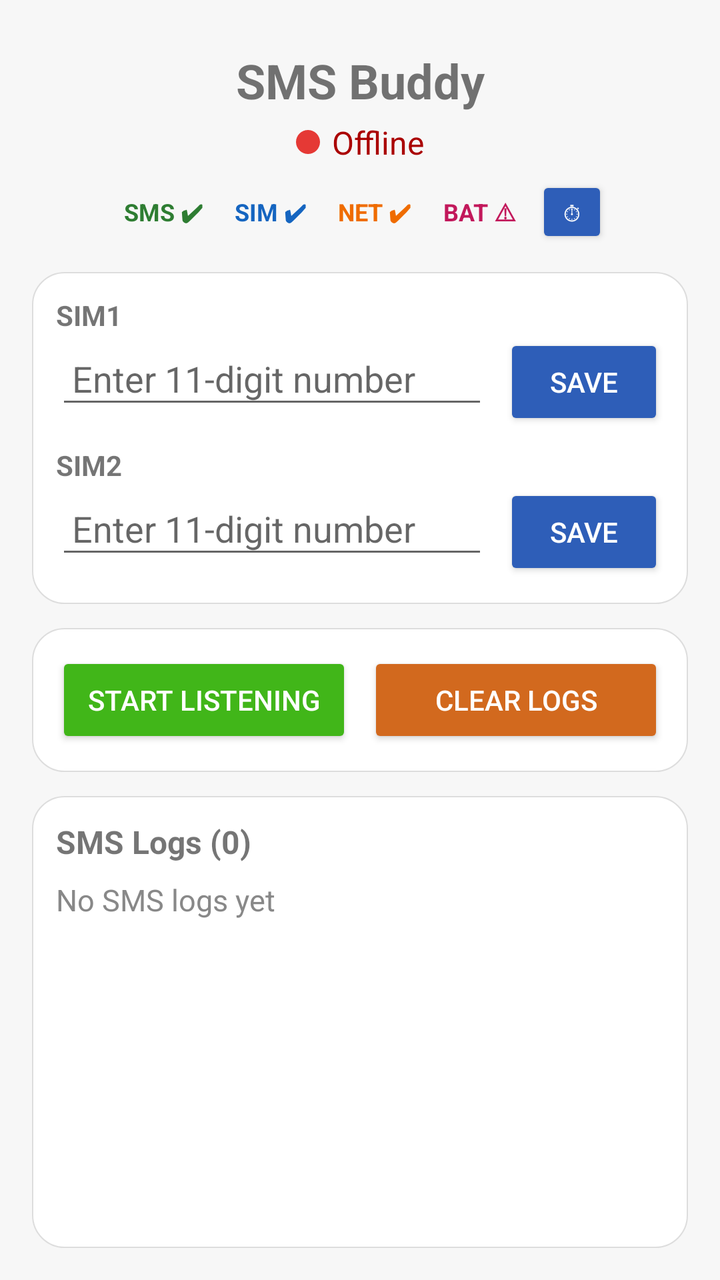
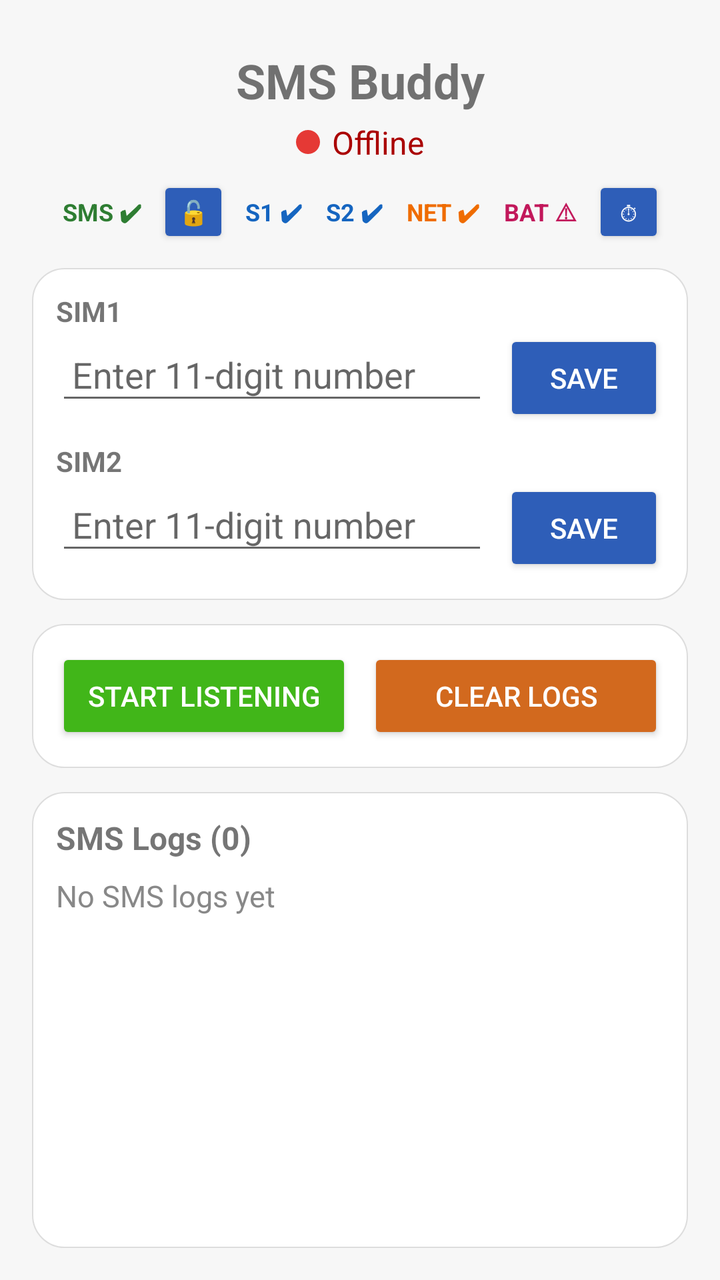

Screens rendered from an Android XML layout before and after an edit, with the pre-edit source and the edit as a unified diff.
<!-- AndroidManifest.xml: activity theme Theme.SMSViewer -->
<!-- res/layout/activity_main.xml -->
<?xml version="1.0" encoding="utf-8"?>
<LinearLayout xmlns:android="http://schemas.android.com/apk/res/android"
    android:layout_width="match_parent"
    android:layout_height="match_parent"
    android:background="#F7F7F7"
    android:orientation="vertical"
    android:padding="16dp">

    <TextView
        android:id="@+id/title"
        android:layout_width="match_parent"
        android:layout_height="wrap_content"
        android:layout_marginTop="8dp"
        android:gravity="center"
        android:text="SMS Buddy"
        android:textSize="24sp"
        android:textStyle="bold" />

    <LinearLayout
        android:id="@+id/statusLayout"
        android:layout_width="wrap_content"
        android:layout_height="wrap_content"
        android:layout_gravity="center"
        android:layout_marginTop="4dp"
        android:layout_marginBottom="6dp"
        android:gravity="center_vertical"
        android:orientation="horizontal">

        <View
            android:id="@+id/statusDot"
            android:layout_width="12dp"
            android:layout_height="12dp"
            android:layout_marginEnd="6dp"
            android:background="@drawable/dot_red" />

        <TextView
            android:id="@+id/statusText"
            android:layout_width="wrap_content"
            android:layout_height="wrap_content"
            android:text="Offline"
            android:textColor="#AA0000"
            android:textSize="16sp" />
    </LinearLayout>

    <LinearLayout
        android:id="@+id/permissionIndicators"
        android:layout_width="wrap_content"
        android:layout_height="wrap_content"
        android:layout_gravity="center"
        android:layout_marginBottom="12dp"
        android:gravity="center_vertical"
        android:orientation="horizontal">

        <TextView
            android:id="@+id/permSms"
            android:layout_width="wrap_content"
            android:layout_height="wrap_content"
            android:layout_marginEnd="4dp"
            android:backgroundTint="#E8F5E9"
            android:padding="6dp"
            android:text="SMS ✔"
            android:textColor="#2E7D32"
            android:textSize="12sp"
            android:textStyle="bold" />

        <TextView
            android:id="@+id/permSim"
            android:layout_width="wrap_content"
            android:layout_height="wrap_content"
            android:layout_marginEnd="4dp"
            android:backgroundTint="#E3F2FD"
            android:padding="6dp"
            android:text="SIM ✔"
            android:textColor="#1565C0"
            android:textSize="12sp"
            android:textStyle="bold" />

        <TextView
            android:id="@+id/permNet"
            android:layout_width="wrap_content"
            android:layout_height="wrap_content"
            android:layout_marginEnd="4dp"
            android:backgroundTint="#FFF3E0"
            android:padding="6dp"
            android:text="NET ✔"
            android:textColor="#EF6C00"
            android:textSize="12sp"
            android:textStyle="bold" />

        <TextView
            android:id="@+id/permBattery"
            android:layout_width="wrap_content"
            android:layout_height="wrap_content"
            android:layout_marginEnd="4dp"
            android:clickable="true"
            android:focusable="true"
            android:backgroundTint="#FCE4EC"
            android:padding="6dp"
            android:text="BAT ⚠"
            android:textColor="#C2185B"
            android:textSize="12sp"
            android:textStyle="bold" />

        <Button
            android:id="@+id/screenBtn"
            android:layout_width="36dp"
            android:layout_height="36dp"
            android:minWidth="0dp"
            android:minHeight="0dp"
            android:backgroundTint="#2E5EB8"
            android:padding="0dp"
            android:text="⏱"
            android:textColor="@android:color/white"
            android:textSize="12sp" />
    </LinearLayout>

    <LinearLayout
        android:layout_width="match_parent"
        android:layout_height="wrap_content"
        android:layout_marginBottom="12dp"
        android:background="@drawable/card_bg"
        android:orientation="vertical"
        android:padding="12dp">

        <TextView
            android:layout_width="wrap_content"
            android:layout_height="wrap_content"
            android:text="SIM1"
            android:textStyle="bold" />

        <LinearLayout
            android:layout_width="match_parent"
            android:layout_height="wrap_content"
            android:layout_marginBottom="8dp"
            android:orientation="horizontal">

            <EditText
                android:id="@+id/sim1Number"
                android:layout_width="0dp"
                android:layout_height="wrap_content"
                android:layout_weight="1"
                android:hint="Enter 11-digit number"
                android:inputType="phone"
                android:maxLength="11"
                android:padding="8dp" />

            <Button
                android:id="@+id/sim1SaveBtn"
                android:layout_width="80dp"
                android:layout_height="wrap_content"
                android:layout_marginStart="8dp"
                android:backgroundTint="#2E5EB8"
                android:text="Save"
                android:textColor="@android:color/white" />
        </LinearLayout>

        <TextView
            android:layout_width="wrap_content"
            android:layout_height="wrap_content"
            android:text="SIM2"
            android:textStyle="bold" />

        <LinearLayout
            android:layout_width="match_parent"
            android:layout_height="wrap_content"
            android:orientation="horizontal">

            <EditText
                android:id="@+id/sim2Number"
                android:layout_width="0dp"
                android:layout_height="wrap_content"
                android:layout_weight="1"
                android:hint="Enter 11-digit number"
                android:inputType="phone"
                android:maxLength="11"
                android:padding="8dp" />

            <Button
                android:id="@+id/sim2SaveBtn"
                android:layout_width="80dp"
                android:layout_height="wrap_content"
                android:layout_marginStart="8dp"
                android:backgroundTint="#2E5EB8"
                android:text="Save"
                android:textColor="@android:color/white" />
        </LinearLayout>
    </LinearLayout>

    <LinearLayout
        android:layout_width="match_parent"
        android:layout_height="wrap_content"
        android:layout_marginBottom="12dp"
        android:background="@drawable/card_bg"
        android:orientation="horizontal"
        android:padding="12dp">

        <Button
            android:id="@+id/listenBtn"
            android:layout_width="0dp"
            android:layout_height="wrap_content"
            android:layout_marginEnd="8dp"
            android:layout_weight="1"
            android:backgroundTint="#41B619"
            android:text="Start Listening"
            android:textColor="@android:color/white" />

        <Button
            android:id="@+id/clearLogsBtn"
            android:layout_width="0dp"
            android:layout_height="wrap_content"
            android:layout_weight="1"
            android:backgroundTint="#D2691E"
            android:text="Clear Logs"
            android:textColor="@android:color/white" />
    </LinearLayout>

    <LinearLayout
        android:layout_width="match_parent"
        android:layout_height="0dp"
        android:layout_weight="1"
        android:background="@drawable/card_bg"
        android:orientation="vertical"
        android:padding="12dp">

        <TextView
            android:id="@+id/smsLogTitle"
            android:layout_width="wrap_content"
            android:layout_height="wrap_content"
            android:text="SMS Logs (0)"
            android:textSize="16sp"
            android:textStyle="bold" />

        <ScrollView
            android:layout_width="match_parent"
            android:layout_height="0dp"
            android:layout_weight="1"
            android:paddingTop="8dp">

            <TextView
                android:id="@+id/smsLog"
                android:layout_width="match_parent"
                android:layout_height="wrap_content"
                android:text="No SMS logs yet"
                android:textColor="#888888"
                android:textSize="15sp" />
        </ScrollView>
    </LinearLayout>

</LinearLayout>
<!-- resources referenced by this layout -->
<resources>
  <!-- drawable card_bg (drawable) -->
  <shape xmlns:android="http://schemas.android.com/apk/res/android" android:shape="rectangle">
      <solid android:color="#FFFFFF"/>
      <corners android:radius="16dp"/>
      <stroke android:width="0.5dp" android:color="#DDDDDD"/>
  </shape>
  <!-- drawable dot_red (drawable) -->
  <shape xmlns:android="http://schemas.android.com/apk/res/android" android:shape="oval">
      <solid android:color="#E53935"/>
  </shape>
  <style name="Theme.SMSViewer" parent="Theme.AppCompat.Light.DarkActionBar">
          <item name="colorPrimary">@color/primary</item>
          <item name="colorAccent">@color/secondary</item>
          <item name="android:statusBarColor">@color/primary</item>
      </style>
  <color name="primary">#6200EE</color>
  <color name="secondary">#03DAC5</color>
</resources>

<!-- the commit's change to res/layout/activity_main.xml (unified diff, before → after) -->
@@ -47,7 +47,7 @@
         android:layout_width="wrap_content"
         android:layout_height="wrap_content"
         android:layout_gravity="center"
-        android:layout_marginBottom="12dp"
+        android:layout_marginBottom="10dp"
         android:gravity="center_vertical"
         android:orientation="horizontal">
 
@@ -57,31 +57,56 @@
             android:layout_height="wrap_content"
             android:layout_marginEnd="4dp"
             android:backgroundTint="#E8F5E9"
-            android:padding="6dp"
+            android:padding="4dp"
             android:text="SMS ✔"
             android:textColor="#2E7D32"
             android:textSize="12sp"
             android:textStyle="bold" />
 
-        <TextView
-            android:id="@+id/permSim"
+        <Button
+            android:id="@+id/smsAllowBtn"
+            android:layout_width="36dp"
+            android:layout_height="36dp"
+            android:layout_marginEnd="4dp"
+            android:minWidth="0dp"
+            android:minHeight="0dp"
+            android:backgroundTint="#2E5EB8"
+            android:padding="0dp"
+            android:text="🔓"
+            android:textColor="@android:color/white"
+            android:textSize="12sp" />
+
+        <TextView
+            android:id="@+id/permSim1"
             android:layout_width="wrap_content"
             android:layout_height="wrap_content"
             android:layout_marginEnd="4dp"
             android:backgroundTint="#E3F2FD"
-            android:padding="6dp"
-            android:text="SIM ✔"
+            android:padding="4dp"
+            android:text="S1 ✔"
             android:textColor="#1565C0"
             android:textSize="12sp"
             android:textStyle="bold" />
 
         <TextView
+            android:id="@+id/permSim2"
+            android:layout_width="wrap_content"
+            android:layout_height="wrap_content"
+            android:layout_marginEnd="4dp"
+            android:backgroundTint="#E3F2FD"
+            android:padding="4dp"
+            android:text="S2 ✔"
+            android:textColor="#1565C0"
+            android:textSize="12sp"
+            android:textStyle="bold" />
+
+        <TextView
             android:id="@+id/permNet"
             android:layout_width="wrap_content"
             android:layout_height="wrap_content"
             android:layout_marginEnd="4dp"
             android:backgroundTint="#FFF3E0"
-            android:padding="6dp"
+            android:padding="4dp"
             android:text="NET ✔"
             android:textColor="#EF6C00"
             android:textSize="12sp"
@@ -92,10 +117,10 @@
             android:layout_width="wrap_content"
             android:layout_height="wrap_content"
             android:layout_marginEnd="4dp"
+            android:backgroundTint="#FCE4EC"
             android:clickable="true"
             android:focusable="true"
-            android:backgroundTint="#FCE4EC"
-            android:padding="6dp"
+            android:padding="4dp"
             android:text="BAT ⚠"
             android:textColor="#C2185B"
             android:textSize="12sp"
